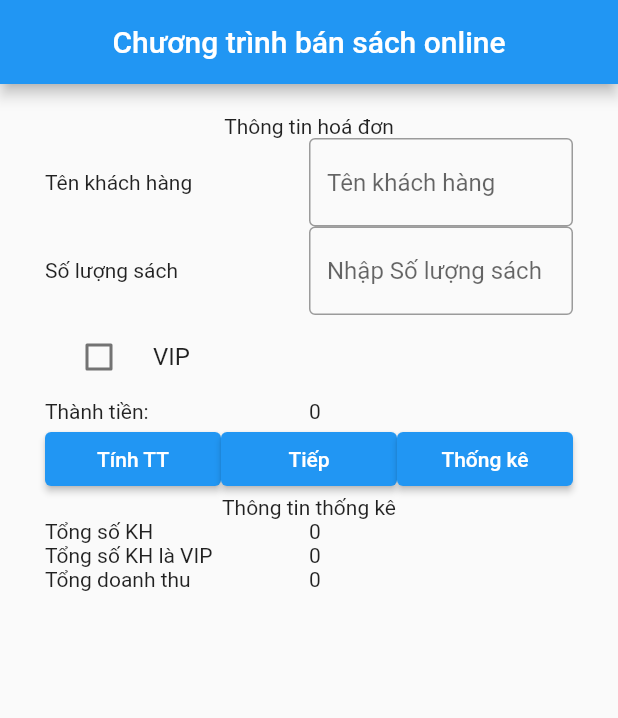
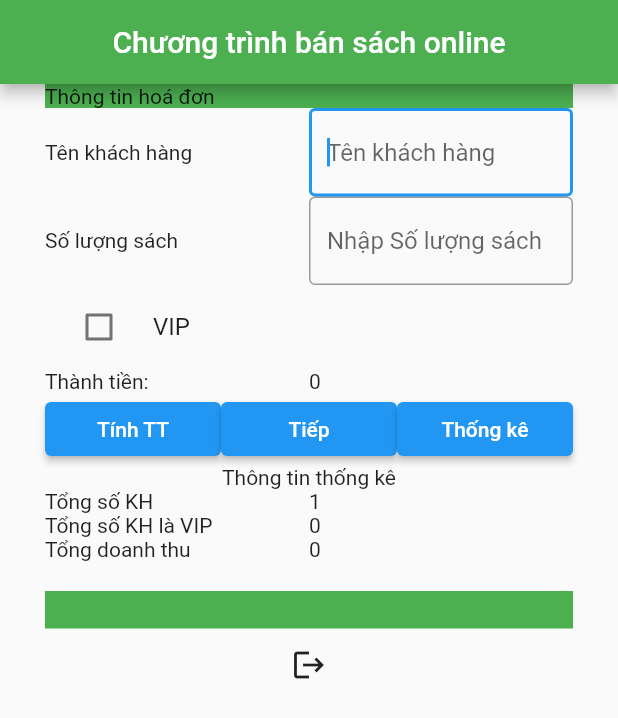
Before and after one commit to bacnghg/-thanhtoansachonline, a Flutter app: the screen it shows after launch, after a tap on "Tiếp", on a phone screen of 412 x 824 dp. Shown: the top 718 px of the screen. Run offline on Flutter 3.47's test engine with Material 2 defaults, Android fonts, the phone set to English and light mode, and no system bars.

Commit message:
add bt icon

```diff
--- a/lib/resources/widgets/infor_widget.dart
+++ b/lib/resources/widgets/infor_widget.dart
@@ -21,6 +21,7 @@ class InforWidget extends StatelessWidget {
         ),
         Expanded(
           child: TextField(
+            autofocus: true,
             decoration: InputDecoration(
               border: OutlineInputBorder(),
               hintText: inputInfor,
--- a/lib/views/home_screen.dart
+++ b/lib/views/home_screen.dart
@@ -1,3 +1,5 @@
+import 'dart:convert';
+
 import 'package:flutter/material.dart';
 import 'package:statelessonpractice/resources/strings.dart';
 import 'package:statelessonpractice/resources/widgets/infor_widget.dart';
@@ -39,14 +41,24 @@ class _HomeScreenState extends State<HomeScreen> {
         appBar: AppBar(
           title: Text(nameProgram),
           centerTitle: true,
+          backgroundColor: Colors.green,
         ),
         body: SingleChildScrollView(
           child: Container(
               height: MediaQuery.of(context).size.height,
               width: MediaQuery.of(context).size.width,
-              padding: const EdgeInsets.only(right: 30, left: 30, top: 20),
+              padding: const EdgeInsets.only(right: 30, left: 30, top: 0),
               child: Column(children: [
-                Text(inforHoaDon, textAlign: TextAlign.left),
+                SizedBox(
+                  width: MediaQuery.of(context).size.width,
+                  child: Container(
+                    child: Text(
+                      inforHoaDon,
+                      textAlign: TextAlign.left,
+                    ),
+                    color: Colors.green,
+                  ),
+                ),
                 InforWidget(
                   textInfor: nameKhachHang,
                   inputInfor: nameKhachHangHint,
@@ -99,13 +111,6 @@ class _HomeScreenState extends State<HomeScreen> {
                       Expanded(
                         flex: 1,
                         child: ElevatedButton(
-                          onPressed: () {},
-                          child: Text(btnNext),
-                        ),
-                      ),
-                      Expanded(
-                        flex: 1,
-                        child: ElevatedButton(
                           onPressed: () {
                             setState(() {
                               print(tongsoKH);
@@ -118,12 +123,35 @@ class _HomeScreenState extends State<HomeScreen> {
                               int? tongDoanhThuCheck = tongDoanhThu ?? 0;
                               int? tongtienCheck = tongtien ?? 0;
                               tongDoanhThu = tongDoanhThuCheck + tongtienCheck;
-                              print(tongsoKH);
-                              print(tongsoKHVip);
-                              print(tongDoanhThu);
+                              nameKHController?.clear();
+                              soluongSachController?.clear();
                             });
                           },
-                          child: Text(btnInfo),
+                          child: Text(btnNext),
+                        ),
+                      ),
+                      Expanded(
+                        flex: 1,
+                        child: ElevatedButton(
+                          onPressed: () => showDialog<String>(
+                            context: context,
+                            builder: (BuildContext context) => AlertDialog(
+                              title: const Text('AlertDialog Title'),
+                              content: const Text('AlertDialog description'),
+                              actions: <Widget>[
+                                TextButton(
+                                  onPressed: () =>
+                                      Navigator.pop(context, 'Cancel'),
+                                  child: const Text('Cancel'),
+                                ),
+                                TextButton(
+                                  onPressed: () => Navigator.pop(context, 'OK'),
+                                  child: const Text('OK'),
+                                ),
+                              ],
+                            ),
+                          ),
+                          child: const Text(btnInfo),
                         ),
                       ),
                     ],
@@ -138,7 +166,41 @@ class _HomeScreenState extends State<HomeScreen> {
                     textInforOutput: tongsoKHVip.toString()),
                 CheckInfor(
                     textInforLabel: tongDoanhThuLabel,
-                    textInforOutput: tongDoanhThu.toString())
+                    textInforOutput: tongDoanhThu.toString()),
+                SizedBox(
+                  height: 20,
+                  child: const DecoratedBox(
+                    decoration: const BoxDecoration(color: Colors.red),
+                  ),
+                ),
+                SizedBox(
+                  height: 25,
+                  width: MediaQuery.of(context).size.width,
+                  child: Container(
+                    child: Text(""),
+                    color: Colors.green,
+                  ),
+                ),
+                IconButton(
+                    onPressed: () => showDialog<String>(
+                          context: context,
+                          builder: (BuildContext context) => AlertDialog(
+                            title: const Text('Confirm Logout'),
+                            content: const Text('Are you want logout?'),
+                            actions: <Widget>[
+                              TextButton(
+                                onPressed: () =>
+                                    Navigator.pop(context, 'Cancel'),
+                                child: const Text('Cancel'),
+                              ),
+                              TextButton(
+                                onPressed: () => Navigator.pop(context, 'OK'),
+                                child: const Text('OK'),
+                              ),
+                            ],
+                          ),
+                        ),
+                    icon: Icon(Icons.logout))
               ])),
         ));
   }
```
